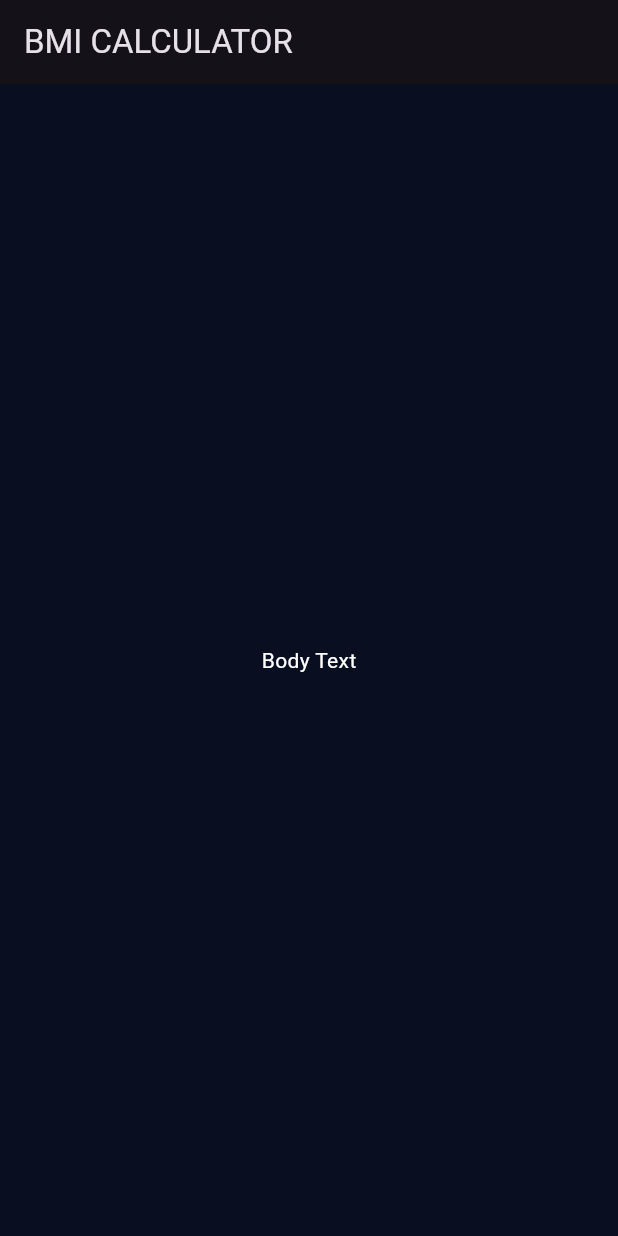
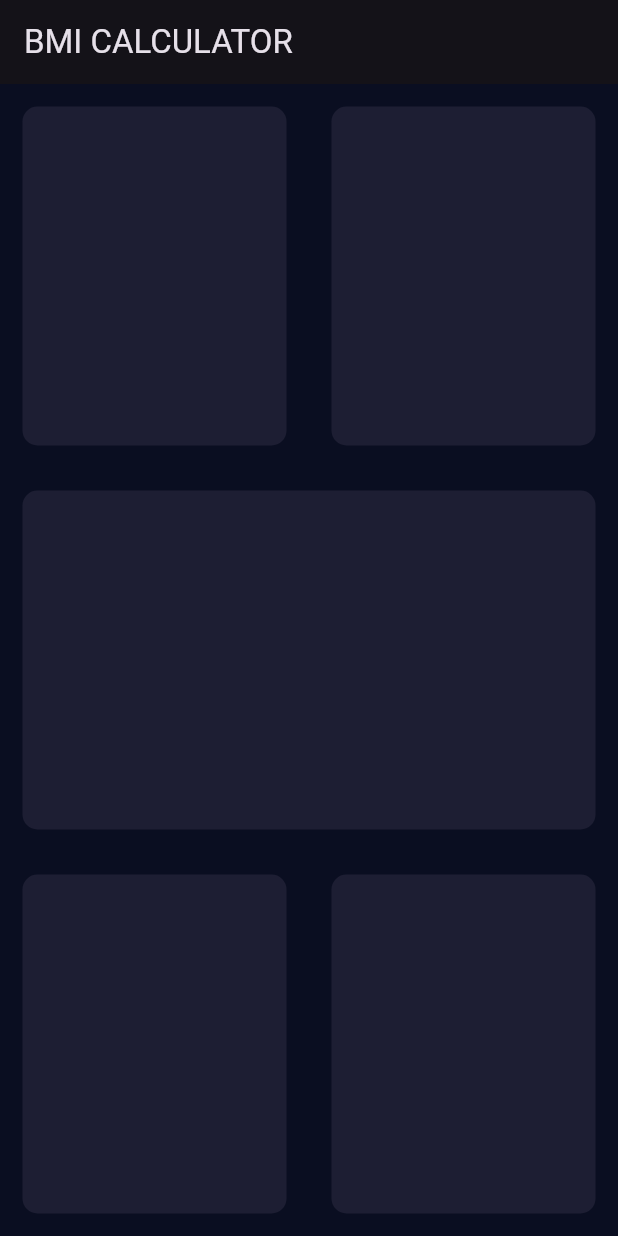
Before and after one commit to ayush1090/Flutter-BMI-calculator, a Flutter app: the screen it shows after launch, on a phone screen of 412 x 824 dp. Run offline on Flutter 3.47's test engine with Material 3 defaults, Android fonts, the phone set to English and light mode, and no system bars.

Commit message:
Added Cards

```diff
--- a/lib/input_page.dart
+++ b/lib/input_page.dart
@@ -12,10 +12,80 @@ class _InputPageState extends State<InputPage> {
       appBar: AppBar(
         title: Text('BMI CALCULATOR'),
       ),
-      body: Center(
-        child: Text('Body Text'),
-      ),
+      body: Column(
+
+        children: <Widget>[
+
+          Expanded(child: Row(
+              children: <Widget>[
+
+                Expanded(child: ReusableCard(),
+                ),
+
+                Expanded(child: Container(
+                    margin: EdgeInsets.all(15.0),
+                    decoration: BoxDecoration(
+                      color: Color(0xFF1D1E33),
+                      borderRadius: BorderRadius.circular(10.0),
+                    ),
+                  ),
+                )
+              ],
+            ),
+          ),
+
+          Expanded(child: Container(
+              margin: EdgeInsets.all(15.0),
+              decoration: BoxDecoration(
+                color: Color(0xFF1D1E33),
+                borderRadius: BorderRadius.circular(10.0),
+              ),
+            ),
+          ),
+
+          Expanded(child: Row(
+            children: <Widget>[
+
+                Expanded(child: Container(
+                    margin: EdgeInsets.all(15.0),
+                    decoration: BoxDecoration(
+                      color: Color(0xFF1D1E33),
+                      borderRadius: BorderRadius.circular(10.0),
+                    ),
+                  ),
+                ),
+
+                Expanded(child: Container(
+                    margin: EdgeInsets.all(15.0),
+                    decoration: BoxDecoration(
+                      color: Color(0xFF1D1E33),
+                      borderRadius: BorderRadius.circular(10.0),
+                    ),
+                  ),
+                )
+              ],
+            ),
+          ),
+        ],
+      )
 
     );
   }
 }
+
+class ReusableCard extends StatelessWidget {
+  const ReusableCard({
+    super.key,
+  });
+
+  @override
+  Widget build(BuildContext context) {
+    return Container(
+        margin: EdgeInsets.all(15.0),
+        decoration: BoxDecoration(
+          color: Color(0xFF1D1E33),
+          borderRadius: BorderRadius.circular(10.0),
+        ),
+      );
+  }
+}
```
